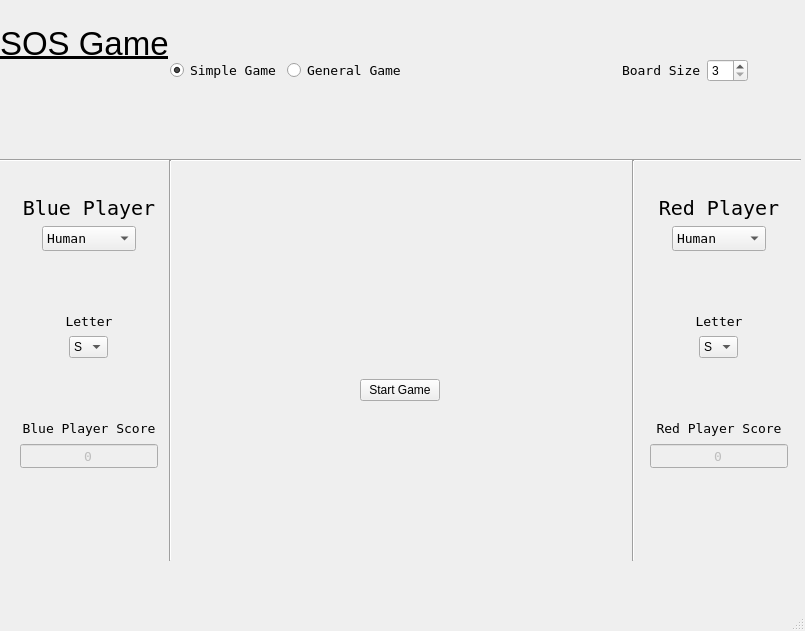
Before: the Qt Designer form mainwindow.ui in revue0813/GUI_SOS_Game, drawn with Qt 5.
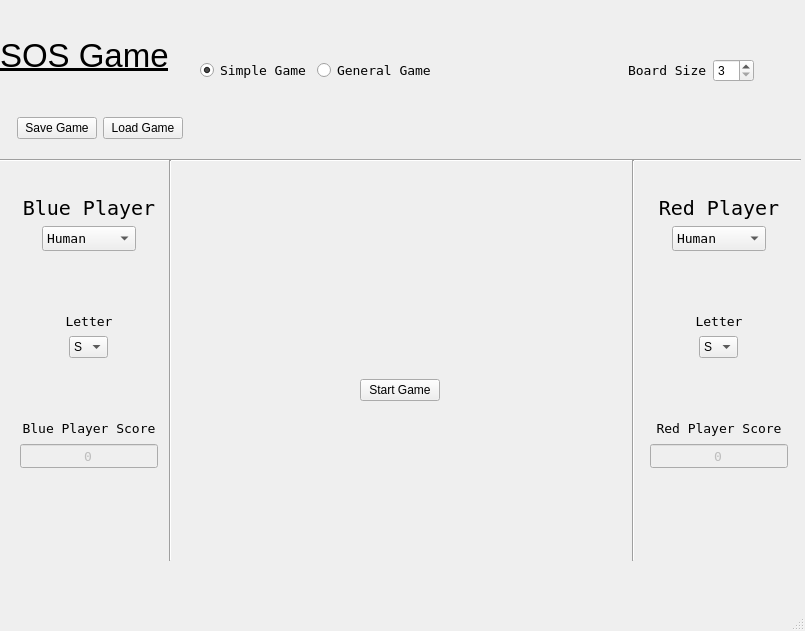
After: the same form once the commit is applied.

Commit message: implemented save and load features

The edit to the form file:
```diff
--- a/mainwindow.ui
+++ b/mainwindow.ui
@@ -403,7 +403,7 @@
      <rect>
       <x>0</x>
       <y>0</y>
-      <width>171</width>
+      <width>201</width>
       <height>139</height>
      </rect>
     </property>
@@ -411,19 +411,6 @@
      <property name="sizeConstraint">
       <enum>QLayout::SetMinimumSize</enum>
      </property>
-     <item>
-      <spacer name="verticalSpacer_7">
-       <property name="orientation">
-        <enum>Qt::Vertical</enum>
-       </property>
-       <property name="sizeHint" stdset="0">
-        <size>
-         <width>20</width>
-         <height>40</height>
-        </size>
-       </property>
-      </spacer>
-     </item>
      <item>
       <widget class="QLabel" name="gameNameLabel">
        <property name="font">
@@ -439,52 +426,57 @@
       </widget>
      </item>
      <item>
-      <spacer name="verticalSpacer_8">
+      <layout class="QHBoxLayout" name="horizontalLayout">
+       <item>
+        <spacer name="horizontalSpacer_6">
        <property name="orientation">
-        <enum>Qt::Vertical</enum>
+          <enum>Qt::Horizontal</enum>
        </property>
        <property name="sizeHint" stdset="0">
         <size>
-         <width>20</width>
-         <height>40</height>
+           <width>40</width>
+           <height>20</height>
         </size>
        </property>
       </spacer>
      </item>
      <item>
-      <spacer name="verticalSpacer_6">
-       <property name="orientation">
-        <enum>Qt::Vertical</enum>
-       </property>
-       <property name="sizeHint" stdset="0">
-        <size>
-         <width>20</width>
-         <height>40</height>
-        </size>
-       </property>
-      </spacer>
+        <widget class="QPushButton" name="saveGameButton">
+         <property name="text">
+          <string>Save Game</string>
+         </property>
+        </widget>
+       </item>
+       <item>
+        <widget class="QPushButton" name="loadGameButton">
+         <property name="text">
+          <string>Load Game</string>
+         </property>
+        </widget>
      </item>
      <item>
-      <spacer name="verticalSpacer_5">
+        <spacer name="horizontalSpacer_7">
        <property name="orientation">
-        <enum>Qt::Vertical</enum>
+          <enum>Qt::Horizontal</enum>
        </property>
        <property name="sizeHint" stdset="0">
         <size>
-         <width>20</width>
-         <height>40</height>
+           <width>40</width>
+           <height>20</height>
         </size>
        </property>
       </spacer>
+       </item>
+      </layout>
      </item>
     </layout>
    </widget>
    <widget class="QWidget" name="horizontalLayoutWidget">
     <property name="geometry">
      <rect>
-      <x>170</x>
+      <x>200</x>
       <y>0</y>
-      <width>631</width>
+      <width>601</width>
       <height>141</height>
      </rect>
     </property>
```
Lines whose indentation alone changed are shown as unchanged. The commit also changes 7 other files.
